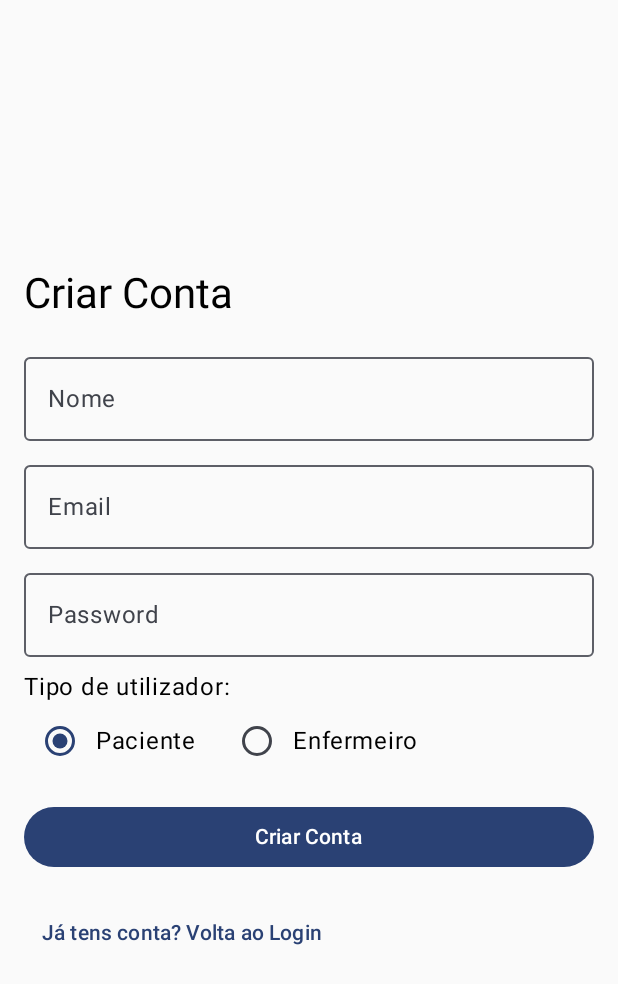
After one commit to mariacorreia8/BigProject, an Android app built with Jetpack Compose: the RegisterScreen screen opened through its navigation route, on a phone screen of 412 x 824 dp. The commit adds this screen. Shown: the top 984 px of the screen. Run offline under Robolectric (Android 15) with nearby library versions, the phone set to English and light mode, and no system bars; our stand-ins replace Firebase (no records; nobody signed in at launch, a user with empty details on screens opened directly).

Commit message:
Login done

```diff
--- a/app/src/main/java/com/example/bigproject/MainActivity.kt
+++ b/app/src/main/java/com/example/bigproject/MainActivity.kt
@@ -1,49 +1,76 @@
+// MainActivity.kt
 package com.example.bigproject
 
 import android.os.Bundle
 import androidx.activity.ComponentActivity
 import androidx.activity.compose.setContent
 import androidx.activity.enableEdgeToEdge
-import androidx.compose.foundation.layout.fillMaxSize
-import androidx.compose.foundation.layout.padding
-import androidx.compose.material3.Scaffold
-import androidx.compose.material3.Text
-import androidx.compose.runtime.Composable
+import androidx.compose.runtime.*
 import androidx.compose.ui.Modifier
-import androidx.compose.ui.tooling.preview.Preview
+import androidx.navigation.compose.NavHost
+import androidx.navigation.compose.composable
+import androidx.navigation.compose.rememberNavController
+import com.example.bigproject.ui.auth.*
+import com.example.bigproject.ui.dashboard.*
 import com.example.bigproject.ui.theme.BigProjectTheme
+import com.google.firebase.FirebaseApp
 
 class MainActivity : ComponentActivity() {
     override fun onCreate(savedInstanceState: Bundle?) {
         super.onCreate(savedInstanceState)
+        FirebaseApp.initializeApp(this)
+
         enableEdgeToEdge()
+
         setContent {
             BigProjectTheme {
-                Text("Hello BigProject");
-                Scaffold(modifier = Modifier.fillMaxSize()) { innerPadding ->
-                    Greeting(
-                        name = "Android",
-                        modifier = Modifier.padding(innerPadding)
-                    )
+                val navController = rememberNavController()
+                val authViewModel = remember { AuthViewModel() }
+
+                // Verifica se já está logado
+                val startDestination = if (authViewModel.isUserLoggedIn()) {
+                    "dashboard"
+                } else {
+                    "auth_entry"
+                }
+
+                NavHost(navController = navController, startDestination = startDestination) {
+
+                    composable("auth_entry") {
+                        AuthEntryScreen(
+                            onLoginClick = { navController.navigate("login") },
+                            onRegisterClick = { navController.navigate("register") }
+                        )
+                    }
+
+                    composable("login") {
+                        LoginScreen(
+                            authViewModel = authViewModel,
+                            onLoginSuccess = {
+                                navController.navigate("dashboard") {
+                                    popUpTo("auth_entry") { inclusive = true }
+                                }
+                            }
+                        )
+                    }
+
+                    composable("register") {
+                        RegisterScreen(
+                            authViewModel = authViewModel,
+                            onRegisterSuccess = {
+                                navController.navigate("dashboard") {
+                                    popUpTo("auth_entry") { inclusive = true }
+                                }
+                            },
+                            onBackToLogin = { navController.navigateUp() }
+                        )
+                    }
+
+                    composable("dashboard") {
+                        DashboardContent()
+                    }
                 }
             }
         }
     }
 }
-
-@Composable
-fun Greeting(name: String, modifier: Modifier = Modifier) {
-    Text(
-        //text = "Hello $name!",
-        text = "Hello Bigproject!",
-        modifier = modifier
-    )
-}
-
-@Preview(showBackground = true)
-@Composable
-fun GreetingPreview() {
-    BigProjectTheme {
-        Greeting("Android")
-    }
-}
--- /dev/null
+++ b/app/src/main/java/com/example/bigproject/ui/auth/RegisterScreen.kt
@@ -0,0 +1,125 @@
+// ui/auth/RegisterScreen.kt
+package com.example.bigproject.ui.auth
+
+import androidx.compose.foundation.layout.*
+import androidx.compose.foundation.text.KeyboardOptions
+import androidx.compose.material3.*
+import androidx.compose.runtime.*
+import androidx.compose.ui.Alignment
+import androidx.compose.ui.Modifier
+import androidx.compose.ui.text.input.KeyboardType
+import androidx.compose.ui.text.input.PasswordVisualTransformation
+import androidx.compose.ui.unit.dp
+
+@Composable
+fun RegisterScreen(
+    authViewModel: AuthViewModel,
+    onRegisterSuccess: () -> Unit,
+    onBackToLogin: () -> Unit
+) {
+    var email by remember { mutableStateOf("") }
+    var password by remember { mutableStateOf("") }
+    var name by remember { mutableStateOf("") }
+    var role by remember { mutableStateOf("Patient") } // default
+    var errorMessage by remember { mutableStateOf<String?>(null) }
+
+    val registerState by authViewModel.registerState.collectAsState()
+
+    LaunchedEffect(registerState) {
+        when (registerState) {
+            is RegisterState.Success -> onRegisterSuccess()
+            is RegisterState.Error -> errorMessage = (registerState as RegisterState.Error).message
+            else -> Unit
+        }
+    }
+
+    Column(
+        modifier = Modifier
+            .fillMaxSize()
+            .padding(16.dp),
+        verticalArrangement = Arrangement.Center
+    ) {
+        Text("Criar Conta", style = MaterialTheme.typography.headlineMedium)
+
+        Spacer(Modifier.height(16.dp))
+
+        OutlinedTextField(
+            value = name,
+            onValueChange = { name = it },
+            label = { Text("Nome") },
+            modifier = Modifier.fillMaxWidth()
+        )
+
+        Spacer(Modifier.height(8.dp))
+
+        OutlinedTextField(
+            value = email,
+            onValueChange = { email = it },
+            label = { Text("Email") },
+            modifier = Modifier.fillMaxWidth(),
+            keyboardOptions = KeyboardOptions(keyboardType = KeyboardType.Email)
+        )
+
+        Spacer(Modifier.height(8.dp))
+
+        OutlinedTextField(
+            value = password,
+            onValueChange = { password = it },
+            label = { Text("Password") },
+            modifier = Modifier.fillMaxWidth(),
+            visualTransformation = PasswordVisualTransformation(),
+            keyboardOptions = KeyboardOptions(keyboardType = KeyboardType.Password)
+        )
+
+        Spacer(Modifier.height(8.dp))
+
+        // Role selection (simples)
+        Text("Tipo de utilizador:")
+        Row {
+            RadioButton(
+                selected = role == "Patient",
+                onClick = { role = "Patient" }
+            )
+            Text("Paciente", modifier = Modifier.align(Alignment.CenterVertically))
+
+            Spacer(Modifier.width(16.dp))
+
+            RadioButton(
+                selected = role == "Nurse",
+                onClick = { role = "Nurse" }
+            )
+            Text("Enfermeiro", modifier = Modifier.align(Alignment.CenterVertically))
+        }
+
+        Spacer(Modifier.height(16.dp))
+
+        Button(
+            onClick = {
+                authViewModel.register(email, password, name, role)
+            },
+            modifier = Modifier.fillMaxWidth(),
+            enabled = registerState !is RegisterState.Loading
+        ) {
+            if (registerState is RegisterState.Loading) {
+                CircularProgressIndicator(
+                    modifier = Modifier.size(24.dp),
+                    color = MaterialTheme.colorScheme.onPrimary,
+                    strokeWidth = 2.dp
+                )
+            } else {
+                Text("Criar Conta")
+            }
+        }
+
+        errorMessage?.let {
+            Spacer(Modifier.height(8.dp))
+            Text(it, color = MaterialTheme.colorScheme.error)
+        }
+
+        Spacer(Modifier.height(16.dp))
+
+        TextButton(onClick = onBackToLogin) {
+            Text("Já tens conta? Volta ao Login")
+        }
+    }
+}
--- /dev/null
+++ b/app/src/main/java/com/example/bigproject/ui/dashboard/DashboardContent.kt
@@ -0,0 +1,59 @@
+// DashboardContent.kt
+package com.example.bigproject.ui.dashboard
+
+import androidx.compose.foundation.layout.*
+import androidx.compose.runtime.Composable
+import androidx.compose.ui.Modifier
+import androidx.compose.ui.unit.dp
+import com.example.bigproject.models.VitalReading
+import com.teuprojeto.ui.dashboard.TrendChart
+import com.teuprojeto.ui.dashboard.VitalsSummaryCard
+
+@Composable
+fun DashboardContent(modifier: Modifier = Modifier) {
+    val sampleReadings = listOf(
+        VitalReading(
+            id = "1",
+            patientId = "p1",
+            timestamp = System.currentTimeMillis() - 60000L * 3,
+            heartRate = 72,
+            spo2 = 97,
+            stressLevel = 30,
+            bodyBattery = 80,
+            deviceSource = "Garmin"
+        ),
+        VitalReading(
+            id = "2",
+            patientId = "p1",
+            timestamp = System.currentTimeMillis() - 60000L * 2,
+            heartRate = 78,
+            spo2 = 96,
+            stressLevel = 40,
+            bodyBattery = 75,
+            deviceSource = "Garmin"
+        ),
+        VitalReading(
+            id = "3",
+            patientId = "p1",
+            timestamp = System.currentTimeMillis() - 60000L,
+            heartRate = 80,
+            spo2 = 98,
+            stressLevel = 50,
+            bodyBattery = 70,
+            deviceSource = "Garmin"
+        )
+    )
+
+    Column(
+        modifier = modifier.padding(16.dp)
+    ) {
+        VitalsSummaryCard(vitals = sampleReadings.lastOrNull())
+
+        TrendChart(
+            readings = sampleReadings,
+            modifier = Modifier
+                .fillMaxWidth()
+                .padding(top = 16.dp)
+        )
+    }
+}
--- /dev/null
+++ b/app/src/main/java/com/example/bigproject/ui/dashboard/TrendChart.kt
@@ -0,0 +1,38 @@
+package com.teuprojeto.ui.dashboard
+
+import androidx.compose.foundation.Canvas
+import androidx.compose.foundation.layout.*
+import androidx.compose.runtime.Composable
+import androidx.compose.ui.Modifier
+import androidx.compose.ui.geometry.Offset
+import androidx.compose.ui.graphics.Color
+import androidx.compose.ui.unit.dp
+import com.example.bigproject.models.VitalReading
+
+@Composable
+fun TrendChart(readings: List<VitalReading>, modifier: Modifier = Modifier) {
+    if (readings.isEmpty()) return
+
+    val maxHR = readings.maxOf { it.heartRate ?: 0 }.coerceAtLeast(100)
+    val minHR = readings.minOf { it.heartRate ?: 0 }.coerceAtMost(60)
+
+    Canvas(modifier = modifier.height(200.dp).fillMaxWidth()) {
+        val stepX = size.width / (readings.size - 1)
+        val scaleY = size.height / (maxHR - minHR).toFloat()
+
+        val points = readings.mapIndexed { index, reading ->
+            val x = index * stepX
+            val y = size.height - ((reading.heartRate ?: 0 - minHR) * scaleY)
+            Offset(x, y)
+        }
+
+        for (i in 0 until points.size - 1) {
+            drawLine(
+                color = Color.Red,
+                start = points[i],
+                end = points[i + 1],
+                strokeWidth = 4f
+            )
+        }
+    }
+}
--- /dev/null
+++ b/app/src/main/java/com/example/bigproject/ui/dashboard/VitalsSummaryCard.kt
@@ -0,0 +1,59 @@
+package com.teuprojeto.ui.dashboard
+
+import androidx.compose.foundation.layout.*
+import androidx.compose.material3.*
+import androidx.compose.runtime.Composable
+import androidx.compose.ui.Alignment
+import androidx.compose.ui.Modifier
+import androidx.compose.ui.graphics.Color
+import androidx.compose.ui.text.font.FontWeight
+import androidx.compose.ui.unit.dp
+import com.example.bigproject.models.VitalReading
+
+@Composable
+fun VitalsSummaryCard(vitals: VitalReading?) {
+    Card(
+        modifier = Modifier
+            .fillMaxWidth()
+            .padding(8.dp),
+        elevation = CardDefaults.cardElevation(defaultElevation = 4.dp)
+    ) {
+        Row(
+            modifier = Modifier.padding(16.dp),
+            horizontalArrangement = Arrangement.SpaceEvenly
+        ) {
+            // Heart Rate
+            VitalsItem(
+                label = "HR",
+                value = vitals?.heartRate?.toString() ?: "--",
+                color = when (vitals?.heartRate ?: 0) {
+                    in 60..100 -> Color.Green
+                    else -> Color.Red
+                }
+            )
+
+            // Stress Level
+            VitalsItem(
+                label = "Stress",
+                value = vitals?.stressLevel?.toString() ?: "--",
+                color = when (vitals?.stressLevel ?: 0) {
+                    in 0..40 -> Color.Green
+                    in 41..70 -> Color.Yellow
+                    else -> Color.Red
+                }
+            )
+        }
+    }
+}
+
+@Composable
+fun VitalsItem(
+    label: String,
+    value: String,
+    color: Color
+) {
+    Column(horizontalAlignment = Alignment.CenterHorizontally) {
+        Text(value, fontWeight = FontWeight.Bold, color = color)
+        Text(label, style = MaterialTheme.typography.bodySmall)
+    }
+}
--- a/build.gradle.kts
+++ b/build.gradle.kts
@@ -3,4 +3,6 @@ plugins {
     alias(libs.plugins.android.application) apply false
     alias(libs.plugins.kotlin.android) apply false
     alias(libs.plugins.kotlin.compose) apply false
+    id("com.android.library") version "8.2.1" apply false
+    id("com.google.gms.google-services") version "4.4.2" apply false
 }
```
Also changed, not shown: app/build.gradle.kts (+8 -0 lines), app/src/main/java/com/example/bigproject/ui/auth/AuthEntryScreen.kt (added, +54 -0 lines), app/src/main/java/com/example/bigproject/ui/auth/AuthViewModel.kt (added, +71 -0 lines), app/src/main/java/com/example/bigproject/ui/auth/LoginScreen.kt (added, +82 -0 lines), app/src/main/java/com/example/bigproject/ui/dashboard/VitalReading.kt (added, +8 -0 lines), 1 other file.
